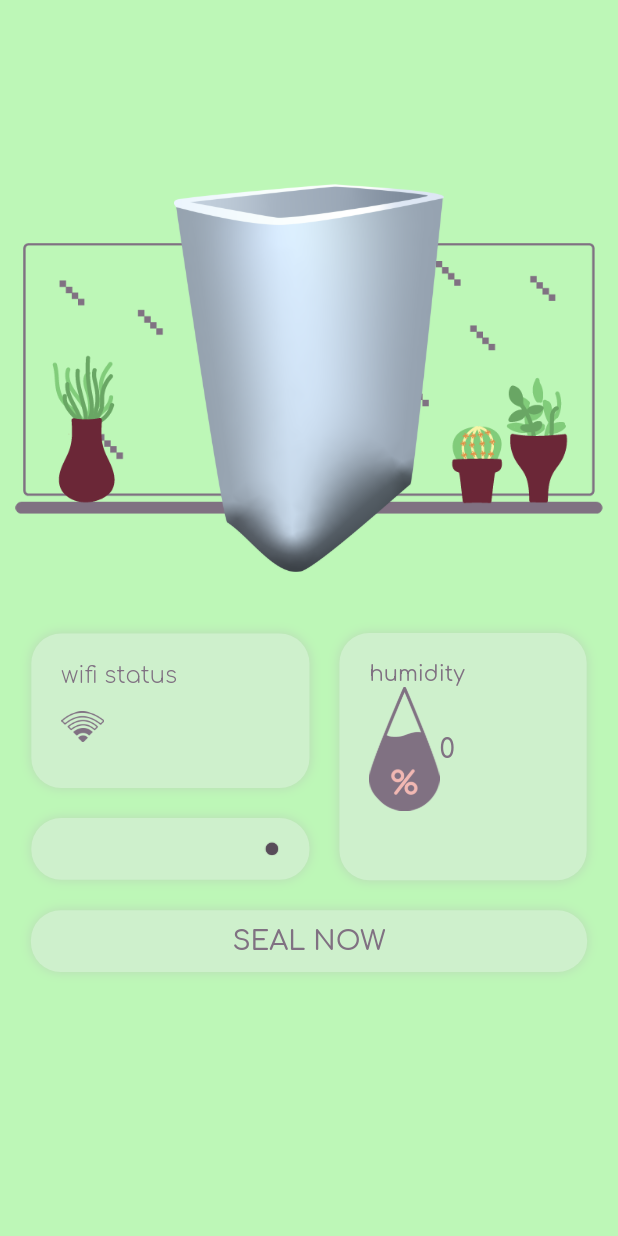
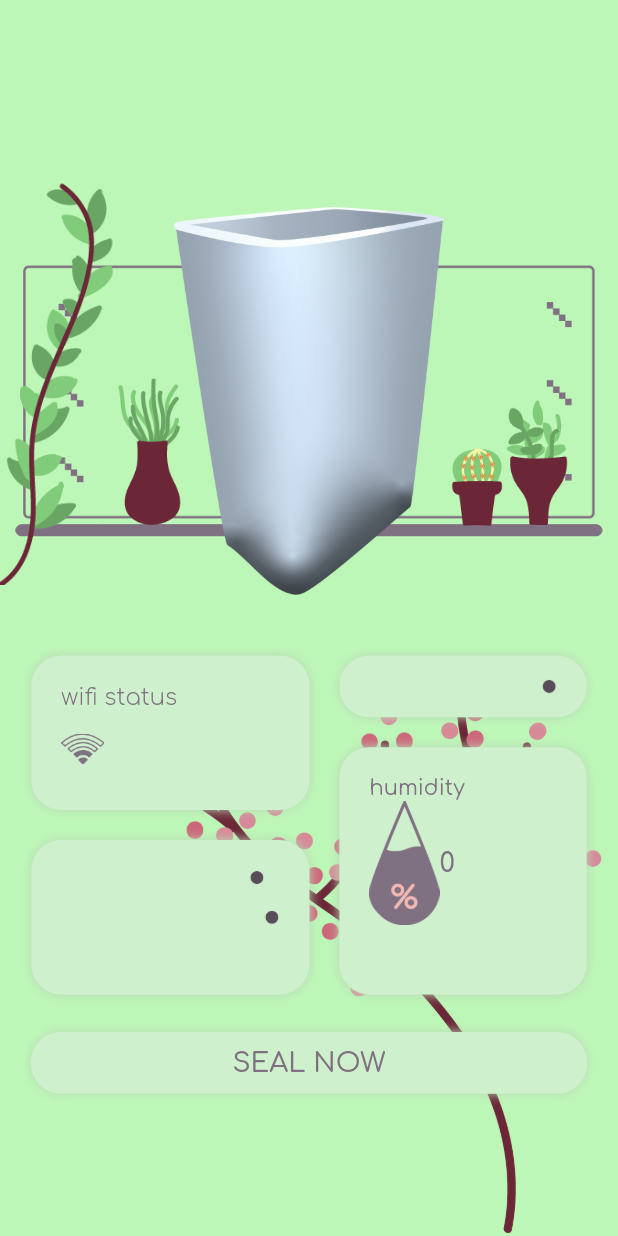
Before and after one commit to seanka/Flutter-Auto-Sealing-Smart-Bin-App, a Flutter app: the screen it shows after launch, on a phone screen of 412 x 824 dp. Run offline on Flutter 3.47's test engine with Material 2 defaults, Android fonts, the phone set to English and light mode, and no system bars; our stand-ins replace firebase_core, firebase_database; accounts and stored records are empty.

Commit message:
added vines.png asset, minor changes : layouting, etc

```diff
--- a/lib/constant.dart
+++ b/lib/constant.dart
@@ -3,6 +3,7 @@ import 'package:flutter/material.dart';
 
 abstract class ThemeColors{
   static const Color mainColor = Color(0xFFBDF7B7);
+  // static const Color mainColor = Color(0xFF9BE564);
   static const Color mainColor2 = Color(0xFFF7B1AB);
   static const Color accentColor = Color(0xFFCEF0CC);
   static const Color textColor = Color(0xFF807182);
--- a/lib/homePage.dart
+++ b/lib/homePage.dart
@@ -72,11 +72,11 @@ class _HomePageState extends State<HomePage> {
     if (_lid == 1) {
       try {
         await database.update({'/lidStatus': 0});
-      } catch (e) {print("Exception was: $e");}
+      } catch (e) {}
     } else {
       try {
         await database.update({'/lidStatus': 1});
-      } catch (e) {print("Exception was: $e");};
+      } catch (e) {}
     }
   }
 
@@ -100,8 +100,30 @@ class _HomePageState extends State<HomePage> {
     return Scaffold(
       backgroundColor: ThemeColors.mainColor,
       body: SafeArea(
-        child: SingleChildScrollView(
-          child: Column(
+        child: Container(
+          padding: EdgeInsets.only(top: 15),
+          height: _screenHeight,
+          child: Stack(
+            children: <Widget> [
+              // Positioned(
+              //   left: 0,
+              //   top: _screenHeight * 0.1,
+              //   child: SizedBox(
+              //     width: _screenWidth * 0.2,
+              //     child: Image.asset('assets/images/vines.png'),
+              //   ),
+              // ),
+              Positioned(
+                right: 10,
+                bottom: 0,
+                child: SizedBox(
+                  width: _screenWidth * 0.85,
+                  child: Image.asset('assets/images/bigTree.png'),
+                ),
+              ),
+
+
+              Column(
                 children: <Widget> [
                   Container(
                     width: _screenWidth,
@@ -131,7 +153,7 @@ class _HomePageState extends State<HomePage> {
                           ),
                         ),
                       ],
-                  )
+                    ),
                   ),
 
                   Padding(
@@ -200,6 +222,45 @@ class _HomePageState extends State<HomePage> {
                                     onTap: () { lidState(); },
                                     child: Container(
                                       width: _screenWidth * 0.45,
+                                      height: _screenHeight * 0.125,
+                                      decoration: cardDecoration,
+                                      child: Padding(
+                                        padding: EdgeInsets.symmetric(horizontal: 20, vertical: 20),
+                                        child: Row(
+                                          mainAxisAlignment: MainAxisAlignment.center,
+                                          children: <Widget> [
+                                            Text(
+                                              _lidStatusButton,
+                                              style: descriptionText,
+                                            ),
+                                            const Spacer(),
+                                            Align(
+                                              alignment: Alignment.topRight,
+                                              child: SizedBox(
+                                                height: 10,
+                                                child: Image.asset(_lidStatusLight),
+                                              ),
+                                            ),
+                                            SizedBox(
+                                              height: 10,
+                                              child: Image.asset(_lidStatusLight),
+                                            ),
+                                          ],
+                                        ),
+                                      ),
+                                    ),
+                                  ),
+                                ),
+                              ],
+                            ),
+
+                            Column(
+                              children: <Widget> [
+                                //NOTIFICATION
+                                Padding(
+                                  padding: const EdgeInsets.only(left: 10, bottom: 10),
+                                  child: Container(
+                                    width: _screenWidth * 0.4,
                                     height: _screenHeight * 0.05,
                                     decoration: cardDecoration,
                                     child: Padding(
@@ -221,13 +282,10 @@ class _HomePageState extends State<HomePage> {
                                     ),
                                   ),
                                 ),
-                            ),
-                          ],
-                        ),
 
                                 //HUMID BUTTON
                                 Padding(
-                          padding: const EdgeInsets.only(left: 10),
+                                  padding: const EdgeInsets.only(left: 10, top: 10),
                                   child: Container(
                                     width: _screenWidth * 0.4,
                                     height: _screenHeight * 0.2,
@@ -268,10 +326,12 @@ class _HomePageState extends State<HomePage> {
                                 ),
                               ],
                             ),
+                          ],
+                        ),
 
                         //SEAL BUTTON
                         Padding(
-                      padding: const EdgeInsets.only(top: 20),
+                          padding: const EdgeInsets.only(top: 25),
                           child: InkWell(
                             onTap: () {sealState();},
                             child: Container(
@@ -292,6 +352,16 @@ class _HomePageState extends State<HomePage> {
                   ),
                 ],
               ),
+              Positioned(
+                left: 0,
+                top: _screenHeight * 0.125,
+                child: SizedBox(
+                  width: _screenWidth * 0.185,
+                  child: Image.asset('assets/images/vines.png'),
+                ),
+              ),
+            ],
+          ),
         ),
       ),
     );
--- a/pubspec.yaml
+++ b/pubspec.yaml
@@ -73,6 +73,7 @@ flutter:
     - assets/images/lid_false.png
     - assets/images/lid_true.png
     - assets/images/bigTree.png
+    - assets/images/vines.png
 
   fonts:
     - family: Comfortaa
```
Also changed, not shown: assets/images/background.png, assets/images/bigTree.png, assets/images/vines.png (added). Lines whose indentation alone changed are shown as unchanged.
